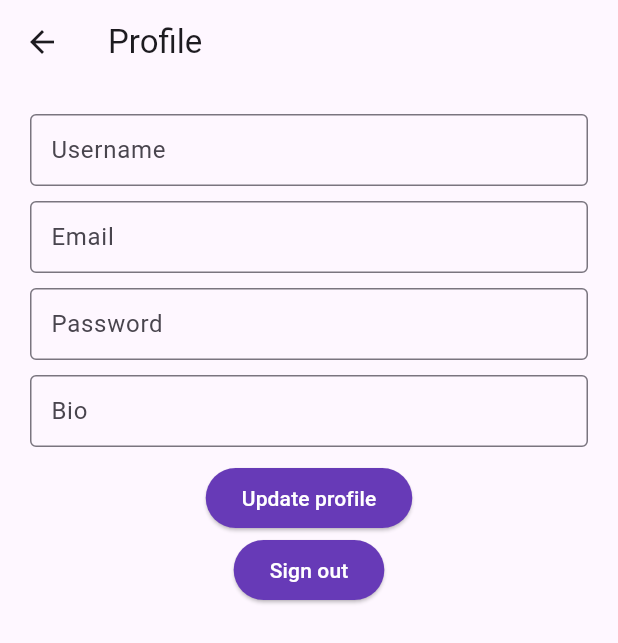
After one commit to doldamul/gdsc_realworld_app, a Flutter app: the SettingPage screen opened directly, on a phone screen of 412 x 824 dp. The commit adds this screen. Shown: the top 643 px of the screen. Run offline on Flutter 3.47's test engine with Material 3 defaults, Android fonts, the phone set to English and light mode, and no system bars; our stand-ins replace dio, equatable, flutter_bloc, flutter_secure_storage, go_router; accounts and stored records are empty.

Commit message:
Add UI of setting page.

```diff
--- a/lib/pages/realworld_router.dart
+++ b/lib/pages/realworld_router.dart
@@ -5,6 +5,7 @@ import 'package:realworld_app/pages/article/article_page.dart';
 import 'package:realworld_app/pages/sign_up/sign_up_page.dart';
 import 'package:realworld_app/pages/sign_in/sign_in_page.dart';
 import 'package:realworld_app/pages/profile/profile_page.dart';
+import 'package:realworld_app/pages/setting/setting_page.dart';
 
 class RealWorldRouter extends StatefulWidget {
   const RealWorldRouter({super.key});
@@ -25,6 +26,7 @@ class _RealWorldRouterState extends State<RealWorldRouter> {
       routes: [
         GoRoute(
           path: '/',
+          // builder: (context, state) => SettingPage(),
           // builder: (context, state) => ProfilePage(),
           // builder: (context, state) => SignUpPage(),
           // builder: (context, state) => SignInPage(),
--- /dev/null
+++ b/lib/pages/setting/setting_page.dart
@@ -0,0 +1,78 @@
+import 'package:flutter/material.dart';
+
+class SettingPage extends StatelessWidget {
+  const SettingPage({super.key});
+
+  @override
+  Widget build(BuildContext context) {
+    return Scaffold(
+      appBar: AppBar(
+        title: const Text('Profile'),
+      ),
+      body: Padding(
+        padding: EdgeInsets.all(20),
+        child: Column(
+          crossAxisAlignment: CrossAxisAlignment.center,
+          children: [
+            TextField(
+              decoration: InputDecoration(
+                border: OutlineInputBorder(),
+                contentPadding: EdgeInsets.symmetric(horizontal: 10),
+                hintText: 'Username',
+              ),
+            ),
+            SizedBox(height: 10),
+            TextField(
+              decoration: InputDecoration(
+                border: OutlineInputBorder(),
+                contentPadding: EdgeInsets.symmetric(horizontal: 10),
+                hintText: 'Email',
+              ),
+            ),
+            SizedBox(height: 10),
+            TextField(
+              decoration: InputDecoration(
+                border: OutlineInputBorder(),
+                contentPadding: EdgeInsets.symmetric(horizontal: 10),
+                hintText: 'Password',
+              ),
+            ),
+            SizedBox(height: 10),
+            TextField(
+              decoration: InputDecoration(
+                border: OutlineInputBorder(),
+                contentPadding: EdgeInsets.symmetric(horizontal: 10),
+                hintText: 'Bio',
+              ),
+            ),
+            SizedBox(height: 10),
+            ElevatedButton(
+              onPressed: () {},
+              style: ButtonStyle(
+                backgroundColor: MaterialStateProperty.all(
+                  Colors.deepPurple,
+                ),
+                foregroundColor: MaterialStateProperty.all(
+                  Colors.white,
+                ),
+              ),
+              child: Text('Update profile'),
+            ),
+            ElevatedButton(
+              onPressed: () {},
+              style: ButtonStyle(
+                backgroundColor: MaterialStateProperty.all(
+                  Colors.deepPurple,
+                ),
+                foregroundColor: MaterialStateProperty.all(
+                  Colors.white,
+                ),
+              ),
+              child: Text('Sign out'),
+            ),
+          ],
+        ),
+      )
+    );
+  }
+}
```
